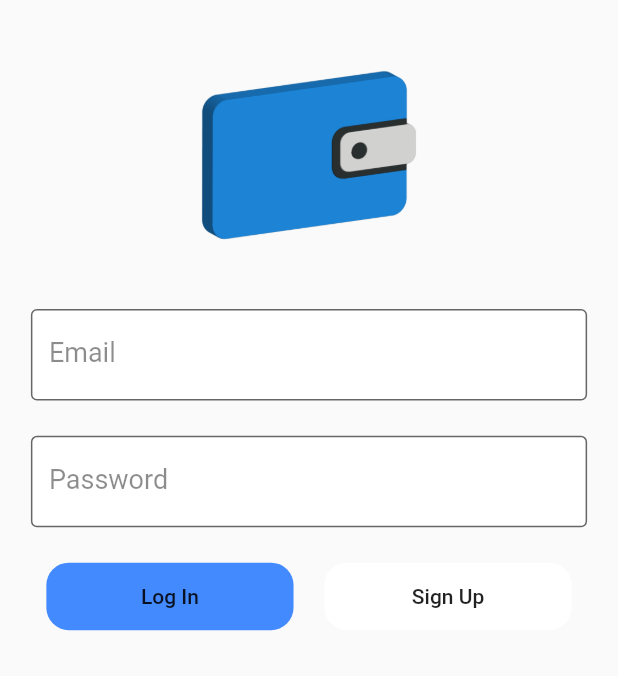
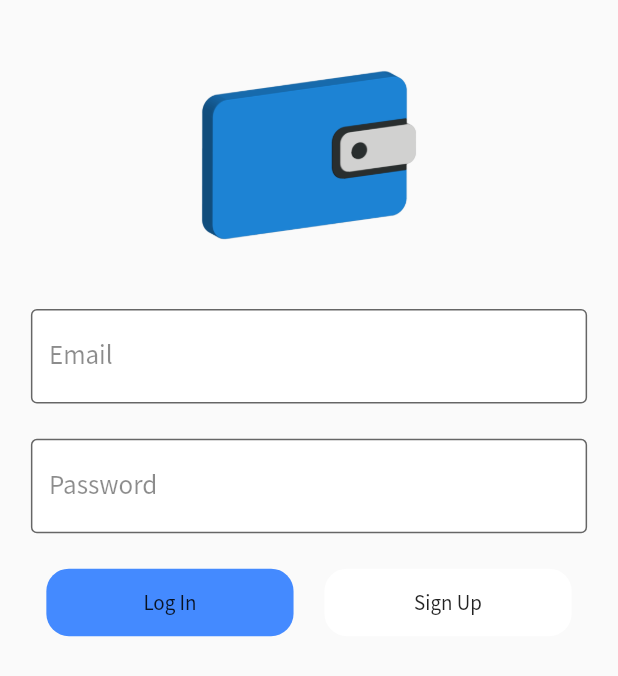
Before and after one commit to climax-coder/mobile-foliage-crypto-app, a Flutter app: the screen it shows after launch, on a phone screen of 412 x 824 dp. Shown: the top 676 px of the screen. Run offline on Flutter 3.47's test engine with Material 2 defaults, Android fonts, the phone set to English and light mode, and no system bars; our stand-ins replace cloud_firestore, firebase_auth, firebase_core; accounts and stored records are empty.

Commit message:
Updated main.dart with new font selection

```diff
--- a/lib/main.dart
+++ b/lib/main.dart
@@ -15,9 +15,10 @@ class MyApp extends StatelessWidget {
   const MyApp({super.key});
   @override
   Widget build(BuildContext context) {
-    return const MaterialApp(
+    return MaterialApp(
       title: 'CryptoWallet',
-      home: LoginView(),
+      theme: ThemeData(fontFamily: 'SourceSansPro'),
+      home: const LoginView(),
     );
   }
 }
```
